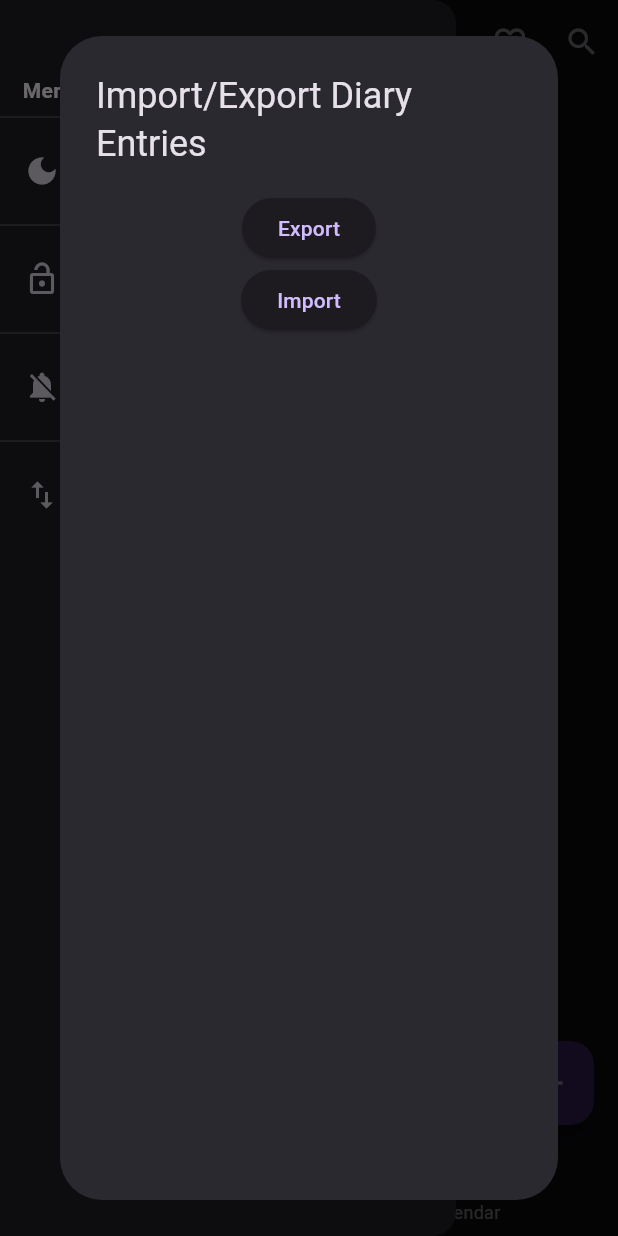
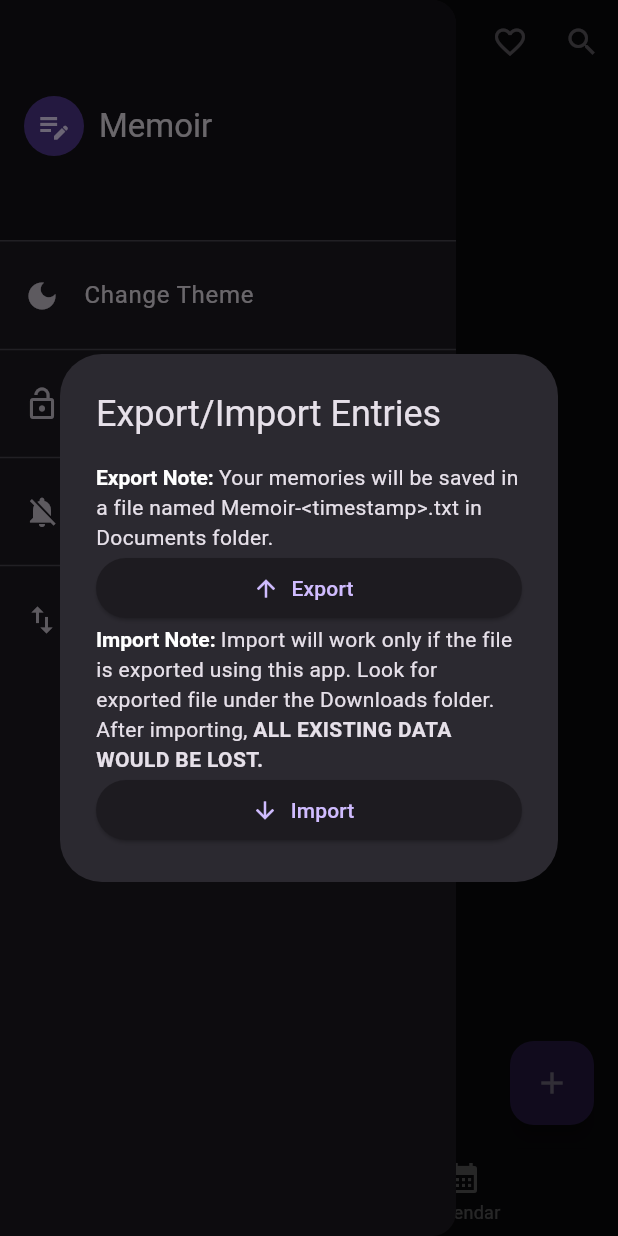
Before and after one commit to Sivaram46/diary_app, a Flutter app: the screen it shows after launch, in the side drawer, after a tap on "Export/Import Entries", on a phone screen of 412 x 824 dp. Run offline on Flutter 3.47's test engine with Material 2 defaults, Android fonts, the phone set to English and light mode, and no system bars; our stand-ins replace file_picker, permission_handler, share_plus, shared_preferences, sqflite, table_calendar; missing offline and left inert: flutter_app_lock; accounts and stored records are empty.

Commit message:
better UI for export/import and minor changes

```diff
--- a/lib/date_select.dart
+++ b/lib/date_select.dart
@@ -15,7 +15,6 @@
   final void Function()? onDateTap;
   final void Function()? onEmojiTap;
 
-  // TODO: Weekday in date select
   @override
   Widget build(BuildContext context) {
     return SizedBox(
@@ -46,6 +45,7 @@
           ),
 
           // emoji select
+          // TODO: Feature - Mood selector
           const Icon(
             Icons.emoji_emotions,
             size: 30,
--- a/lib/diary_drawer.dart
+++ b/lib/diary_drawer.dart
@@ -5,7 +5,6 @@
 import 'package:flutter/material.dart';
 import 'package:flutter/services.dart';
 import 'package:shared_preferences/shared_preferences.dart';
-import 'package:path_provider/path_provider.dart';
 import 'package:permission_handler/permission_handler.dart';
 import 'package:file_picker/file_picker.dart';
 
@@ -61,6 +60,7 @@
     await prefs.setBool('theme', theme);
   }
 
+  // TODO: Refine password setting logic
   Future<void> _setPassword(BuildContext parentContext) async {
     return await showDialog<void>(
       context: parentContext,
@@ -175,15 +175,33 @@
     await showDialog<bool>(
       context: parentContext,
       builder: (BuildContext context) => AlertDialog(
-        title: const Text('Import/Export Diary Entries'),
+        title: const Text("Export/Import Entries"),
         content: FutureBuilder<List<Diary>>(
           future: getDiariesFromDB(),
           builder: (context, snapshot) {
-            // TODO: Better UI for import and exporting
             return Column(
+              mainAxisSize: MainAxisSize.min,
+              crossAxisAlignment: CrossAxisAlignment.stretch,
               children: <Widget>[
+                RichText(
+                  text: TextSpan(
+                      children: <TextSpan>[
+                        const TextSpan(
+                          text: "Export Note: ",
+                          style: TextStyle(fontWeight: FontWeight.bold),
+                        ),
+                        TextSpan(
+                          text: "Your memories will be saved in a file named "
+                                "Memoir-<timestamp>.txt in Documents folder.",
+                          style: DefaultTextStyle.of(context).style,
+                        ),
+                      ]
+                  ),
+                ),
+
                 // Export functionality
-                ElevatedButton(
+                ElevatedButton.icon(
+                  icon: const Icon(Icons.arrow_upward),
                   onPressed: () async {
                     var status = await Permission.storage.status;
                     // If permission not granted, request it.
@@ -208,11 +226,32 @@
                       }
                     }
                   },
-                    child: const Text("Export")
+                  label: const Text("Export")
+                ),
+
+                RichText(
+                  text: TextSpan(
+                    children: <TextSpan>[
+                      const TextSpan(
+                        text: "Import Note: ",
+                        style: TextStyle(fontWeight: FontWeight.bold),
+                      ),
+                      TextSpan(
+                        text: "Import will work only if the file is exported using this app. "
+                              "Look for exported file under the Downloads folder. After importing, ",
+                        style: DefaultTextStyle.of(context).style,
+                      ),
+                      TextSpan(
+                        text: "ALL EXISTING DATA WOULD BE LOST.",
+                        style: DefaultTextStyle.of(context).style.copyWith(fontWeight: FontWeight.bold),
+                      ),
+                    ]
+                  ),
                 ),
 
                 // Import functionality
-                ElevatedButton(
+                ElevatedButton.icon(
+                  icon: const Icon(Icons.arrow_downward),
                   onPressed: () async {
                     var status = await Permission.storage.status;
                     // If permission not granted, request it.
@@ -221,9 +260,6 @@
                     }
                     else {
                       FilePickerResult? result = await FilePicker.platform.pickFiles(
-                          dialogTitle:  "Pick a file to import. "
-                                        "Filename in the form of Memoir-<timestamp>.csv. "
-                                        "By importing, ALL existing data would be LOST",
                         type: FileType.custom,
                         allowedExtensions: ["txt"],
                       );
@@ -245,7 +281,7 @@
                       }
                     }
                   },
-                    child: const Text("Import")
+                  label: const Text("Import")
                 ),
               ],
             );
@@ -263,17 +299,26 @@
         padding: EdgeInsets.zero,
         children: [
           // Drawer header
-          Container(
-            alignment: Alignment.bottomLeft,
-            height: 70,
-            padding: const EdgeInsets.symmetric(horizontal: 15),
-            child: const Text(
-              'Memoir',
-              style: TextStyle(fontWeight: FontWeight.bold),
+          DrawerHeader(
+            decoration: BoxDecoration(
+              color: Theme.of(context).primaryColor,
+            ),
+            child: Align(
+              alignment: Alignment.centerLeft,
+              child: Row(
+                children: <Widget>[
+                  const CircleAvatar(child: Icon(Icons.edit_note,),),
+
+                  const SizedBox(width: 10,),
+
+                  Text(
+                    "Memoir",
+                    style: Theme.of(context).textTheme.titleLarge,
+                  ),
+                ],
               ),
             ),
-
-          const Divider(),
+          ),
 
           ListTile(
             leading: widget.theme
--- a/lib/diary_edit.dart
+++ b/lib/diary_edit.dart
@@ -83,7 +83,6 @@
       id: widget.diaryEntry.id
     );
 
-    // TODO: Bug - old date is shown in diary view after update of new date
     widget.setDiaryEntry(newDiary);
 
     if (widget.diaryEntry.body.isNotEmpty) {
@@ -167,10 +166,12 @@
         ),
 
         body: Padding(
-          padding: const EdgeInsets.all(7),
+          padding: const EdgeInsets.symmetric(vertical: 15, horizontal: 7,),
           child: Column(
             crossAxisAlignment: CrossAxisAlignment.start,
             children: <Widget>[
+
+              // TODO: Some more padding for date select, also for title and body
               DateSelect(
                 createdDate: selectedDate,
                 isView: false,
@@ -185,6 +186,7 @@
               // Title text field
                TextField(
                 controller: titleController,
+                textCapitalization: TextCapitalization.sentences,
                 style: Theme.of(context).textTheme.titleMedium?.copyWith(
                     fontWeight: FontWeight.bold
                 ),
@@ -199,10 +201,12 @@
               const SizedBox(height: 7,),
 
               // Diary body text field
+              // TODO: Body font size can be increased
               Expanded(
                 // maxLines: null,
                 child: TextField(
                   controller: bodyController,
+                  textCapitalization: TextCapitalization.sentences,
                   style: Theme.of(context).textTheme.bodyMedium?.copyWith(
                       height: 1.3
                   ),
--- a/lib/diary_homepage.dart
+++ b/lib/diary_homepage.dart
@@ -75,9 +75,11 @@
             title: Text(widget.title),
 
             actions: <Widget>[
+              // TODO: Feature - Favorite diary entry
               IconButton(
                   onPressed: () {}, icon: const Icon(Icons.favorite_outline)),
               // IconButton(onPressed: () {}, icon: const Icon(Icons.sell_outlined)),
+              // TODO: Feature - Search diary entries
               IconButton(onPressed: () {}, icon: const Icon(Icons.search)),
             ],
           ),
--- a/lib/diary_list.dart
+++ b/lib/diary_list.dart
@@ -107,7 +107,6 @@
 
                     // diary body
                     Text(
-                      // TODO: Replace all new lines with white spaces
                       body,
                       maxLines: title.isNotEmpty ? 3 : 4,
                       overflow: TextOverflow.ellipsis,
@@ -124,7 +123,6 @@
   }
 }
 
-// TODO: Bug - Warning when creating diary list
 class DiaryList extends StatefulWidget {
   const DiaryList({
     super.key,
--- a/pubspec.yaml
+++ b/pubspec.yaml
@@ -31,6 +31,7 @@
 dependencies:
   flutter:
     sdk: flutter
+
   shared_preferences: "2.0.15"
   path:
   sqflite:
@@ -61,6 +62,8 @@
 
 # The following section is specific to Flutter packages.
 flutter:
+  assets:
+    - android/app/src/main/res/mipmap-xxhdpi/
 
   # The following line ensures that the Material Icons font is
   # included with your application, so that you can use the icons in
```
Also changed, not shown: 1 other file. Lines whose indentation alone changed are shown as unchanged.
